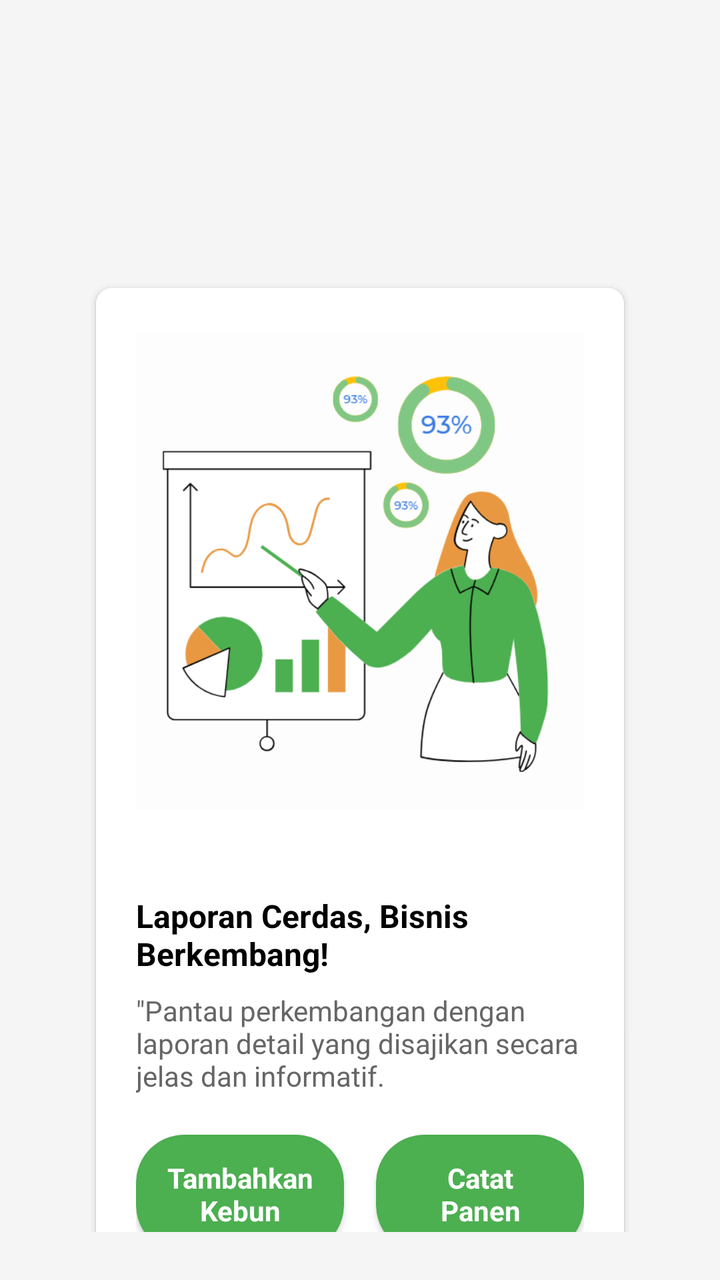
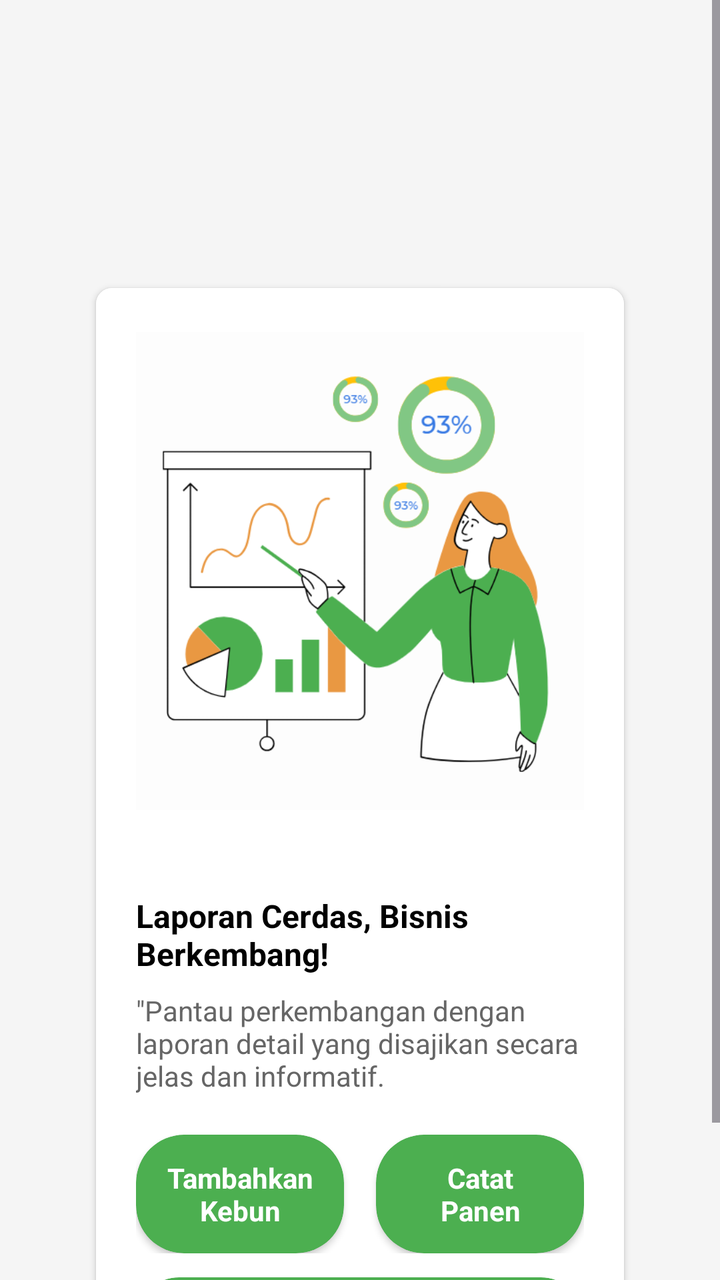

Compare the two renders of this Android layout. The source of the first and the diff that turns it into the second are given below.
<!-- AndroidManifest.xml: application theme Theme.Sawit -->
<!-- res/layout/fragment_laporan.xml -->
<?xml version="1.0" encoding="utf-8"?>
<androidx.constraintlayout.widget.ConstraintLayout xmlns:android="http://schemas.android.com/apk/res/android"
    xmlns:tools="http://schemas.android.com/tools"
    android:layout_width="match_parent"
    android:layout_height="match_parent"
    xmlns:app="http://schemas.android.com/apk/res-auto"
    tools:context=".IsiDashboard.LaporanFragment"
    android:background="#F5F5F5"
    android:gravity="center"
    android:orientation="vertical"
    android:padding="24dp">

    
    <androidx.cardview.widget.CardView
        android:id="@+id/cardLaporan"
        android:layout_width="0dp"
        android:layout_height="wrap_content"
        android:layout_marginStart="24dp"
        android:layout_marginTop="120dp"
        android:layout_marginEnd="24dp"
        app:cardCornerRadius="8dp"
        app:layout_constraintEnd_toEndOf="parent"
        app:layout_constraintStart_toStartOf="parent"
        app:layout_constraintTop_toTopOf="parent">

        <LinearLayout
            android:layout_width="match_parent"
            android:layout_height="wrap_content"
            android:orientation="vertical">

            
            <LinearLayout
                android:layout_width="match_parent"
                android:layout_height="wrap_content"
                android:background="#FFFFFF"
                android:gravity="center"
                android:orientation="vertical"
                android:padding="20dp">

                <ImageView
                    android:layout_width="290dp"
                    android:layout_height="243dp"
                    android:adjustViewBounds="true"
                    android:scaleType="fitCenter"
                    android:src="@drawable/laporan" />

            </LinearLayout>

            
            <LinearLayout
                android:layout_width="match_parent"
                android:layout_height="wrap_content"
                android:orientation="vertical"
                android:padding="20dp">

                <TextView
                    android:layout_width="wrap_content"
                    android:layout_height="wrap_content"
                    android:text="Laporan Cerdas, Bisnis Berkembang!"
                    android:textColor="#000000"
                    android:textSize="16sp"
                    android:textStyle="bold" />

                <TextView
                    android:layout_width="wrap_content"
                    android:layout_height="wrap_content"
                    android:layout_marginTop="8dp"
                    android:text="&quot;Pantau perkembangan dengan laporan detail yang disajikan secara jelas dan informatif."
                    android:textColor="#666666"
                    android:textSize="14sp" />
            </LinearLayout>

            
            <LinearLayout
                android:layout_width="match_parent"
                android:layout_height="wrap_content"
                android:orientation="horizontal"
                android:paddingStart="20dp"
                android:paddingEnd="20dp"
                android:paddingTop="0dp"
                android:gravity="center">

                <androidx.cardview.widget.CardView
                    android:id="@+id/btnTambahKebun"
                    android:layout_width="0dp"
                    android:layout_height="wrap_content"
                    android:layout_marginEnd="8dp"
                    android:layout_weight="1"
                    android:clickable="true"
                    android:focusable="true"
                    android:foreground="?android:attr/selectableItemBackground"
                    app:cardBackgroundColor="#4CAF50"
                    app:cardCornerRadius="24dp"
                    app:cardElevation="2dp">

                    <TextView
                        android:layout_width="match_parent"
                        android:layout_height="wrap_content"
                        android:gravity="center"
                        android:paddingTop="12dp"
                        android:paddingBottom="12dp"
                        android:text="Tambahkan\nKebun"
                        android:textAlignment="center"
                        android:textColor="#FFFFFF"
                        android:textSize="14sp"
                        android:textStyle="bold" />
                </androidx.cardview.widget.CardView>

                <androidx.cardview.widget.CardView
                    android:id="@+id/btnCatatPanen"
                    android:layout_width="0dp"
                    android:layout_height="wrap_content"
                    android:layout_marginStart="8dp"
                    android:layout_weight="1"
                    android:clickable="true"
                    android:focusable="true"
                    android:foreground="?android:attr/selectableItemBackground"
                    app:cardBackgroundColor="#4CAF50"
                    app:cardCornerRadius="24dp"
                    app:cardElevation="2dp">

                    <TextView
                        android:layout_width="match_parent"
                        android:layout_height="wrap_content"
                        android:gravity="center"
                        android:paddingTop="12dp"
                        android:paddingBottom="12dp"
                        android:text="Catat\nPanen"
                        android:textAlignment="center"
                        android:textColor="#FFFFFF"
                        android:textSize="14sp"
                        android:textStyle="bold" />
                </androidx.cardview.widget.CardView>
            </LinearLayout>

            
            <LinearLayout
                android:layout_width="match_parent"
                android:layout_height="wrap_content"
                android:orientation="vertical"
                android:paddingStart="20dp"
                android:paddingEnd="20dp"
                android:paddingTop="12dp"
                android:paddingBottom="24dp">

                <androidx.cardview.widget.CardView
                    android:id="@+id/btnLihatPanen"
                    android:layout_width="match_parent"
                    android:layout_height="wrap_content"
                    android:clickable="true"
                    android:focusable="true"
                    android:foreground="?android:attr/selectableItemBackground"
                    app:cardBackgroundColor="#4CAF50"
                    app:cardCornerRadius="24dp"
                    app:cardElevation="2dp">

                    <TextView
                        android:layout_width="match_parent"
                        android:layout_height="wrap_content"
                        android:gravity="center"
                        android:paddingTop="12dp"
                        android:paddingBottom="12dp"
                        android:text="Lihat Panen"
                        android:textAlignment="center"
                        android:textColor="#FFFFFF"
                        android:textSize="14sp"
                        android:textStyle="bold" />
                </androidx.cardview.widget.CardView>
            </LinearLayout>

        </LinearLayout>
    </androidx.cardview.widget.CardView>
</androidx.constraintlayout.widget.ConstraintLayout>
<!-- resources referenced by this layout -->
<resources>
  <!-- drawable laporan: png bitmap (drawable, 45794 bytes) -->
  <style name="Theme.Sawit" parent="Base.Theme.Sawit" />
  <style name="Base.Theme.Sawit" parent="Theme.Material3.DayNight.NoActionBar">
          
          
      </style>
</resources>

<!-- the commit's change to res/layout/fragment_laporan.xml (unified diff, before → after) -->
@@ -1,173 +1,177 @@
 <?xml version="1.0" encoding="utf-8"?>
-<androidx.constraintlayout.widget.ConstraintLayout xmlns:android="http://schemas.android.com/apk/res/android"
+<ScrollView xmlns:android="http://schemas.android.com/apk/res/android"
     xmlns:tools="http://schemas.android.com/tools"
+    xmlns:app="http://schemas.android.com/apk/res-auto"
     android:layout_width="match_parent"
     android:layout_height="match_parent"
-    xmlns:app="http://schemas.android.com/apk/res-auto"
-    tools:context=".IsiDashboard.LaporanFragment"
-    android:background="#F5F5F5"
-    android:gravity="center"
-    android:orientation="vertical"
-    android:padding="24dp">
+    android:fillViewport="true"
+    tools:context=".IsiDashboard.LaporanFragment">
 
-    
-    <androidx.cardview.widget.CardView
-        android:id="@+id/cardLaporan"
-        android:layout_width="0dp"
+    <androidx.constraintlayout.widget.ConstraintLayout
+        android:layout_width="match_parent"
         android:layout_height="wrap_content"
-        android:layout_marginStart="24dp"
-        android:layout_marginTop="120dp"
-        android:layout_marginEnd="24dp"
-        app:cardCornerRadius="8dp"
-        app:layout_constraintEnd_toEndOf="parent"
-        app:layout_constraintStart_toStartOf="parent"
-        app:layout_constraintTop_toTopOf="parent">
+        android:background="#F5F5F5"
+        android:padding="24dp">
 
-        <LinearLayout
-            android:layout_width="match_parent"
+        
+        <androidx.cardview.widget.CardView
+            android:id="@+id/cardLaporan"
+            android:layout_width="0dp"
             android:layout_height="wrap_content"
-            android:orientation="vertical">
+            android:layout_marginStart="24dp"
+            android:layout_marginTop="120dp"
+            android:layout_marginEnd="24dp"
+            app:cardCornerRadius="8dp"
+            app:layout_constraintEnd_toEndOf="parent"
+            app:layout_constraintStart_toStartOf="parent"
+            app:layout_constraintTop_toTopOf="parent">
 
-            
             <LinearLayout
                 android:layout_width="match_parent"
                 android:layout_height="wrap_content"
-                android:background="#FFFFFF"
-                android:gravity="center"
-                android:orientation="vertical"
-                android:padding="20dp">
+                android:orientation="vertical">
 
-                <ImageView
-                    android:layout_width="290dp"
-                    android:layout_height="243dp"
-                    android:adjustViewBounds="true"
-                    android:scaleType="fitCenter"
-                    android:src="@drawable/laporan" />
+                
+                <LinearLayout
+                    android:layout_width="match_parent"
+                    android:layout_height="wrap_content"
+                    android:background="#FFFFFF"
+                    android:gravity="center"
+                    android:orientation="vertical"
+                    android:padding="20dp">
+
+                    <ImageView
+                        android:layout_width="290dp"
+                        android:layout_height="243dp"
+                        android:adjustViewBounds="true"
+                        android:scaleType="fitCenter"
+                        android:src="@drawable/laporan" />
+
+                </LinearLayout>
+
+                
+                <LinearLayout
+                    android:layout_width="match_parent"
+                    android:layout_height="wrap_content"
+                    android:orientation="vertical"
+                    android:padding="20dp">
+
+                    <TextView
+                        android:layout_width="wrap_content"
+                        android:layout_height="wrap_content"
+                        android:text="Laporan Cerdas, Bisnis Berkembang!"
+                        android:textColor="#000000"
+                        android:textSize="16sp"
+                        android:textStyle="bold" />
+
+                    <TextView
+                        android:layout_width="wrap_content"
+                        android:layout_height="wrap_content"
+                        android:layout_marginTop="8dp"
+                        android:text="&quot;Pantau perkembangan dengan laporan detail yang disajikan secara jelas dan informatif."
+                        android:textColor="#666666"
+                        android:textSize="14sp" />
+                </LinearLayout>
+
+                
+                <LinearLayout
+                    android:layout_width="match_parent"
+                    android:layout_height="wrap_content"
+                    android:orientation="horizontal"
+                    android:paddingStart="20dp"
+                    android:paddingEnd="20dp"
+                    android:paddingTop="0dp"
+                    android:gravity="center">
+
+                    <androidx.cardview.widget.CardView
+                        android:id="@+id/btnTambahKebun"
+                        android:layout_width="0dp"
+                        android:layout_height="wrap_content"
+                        android:layout_marginEnd="8dp"
+                        android:layout_weight="1"
+                        android:clickable="true"
+                        android:focusable="true"
+                        android:foreground="?android:attr/selectableItemBackground"
+                        app:cardBackgroundColor="#4CAF50"
+                        app:cardCornerRadius="24dp"
+                        app:cardElevation="2dp">
+
+                        <TextView
+                            android:layout_width="match_parent"
+                            android:layout_height="wrap_content"
+                            android:gravity="center"
+                            android:paddingTop="12dp"
+                            android:paddingBottom="12dp"
+                            android:text="Tambahkan\nKebun"
+                            android:textAlignment="center"
+                            android:textColor="#FFFFFF"
+                            android:textSize="14sp"
+                            android:textStyle="bold" />
+                    </androidx.cardview.widget.CardView>
+
+                    <androidx.cardview.widget.CardView
+                        android:id="@+id/btnCatatPanen"
+                        android:layout_width="0dp"
+                        android:layout_height="wrap_content"
+                        android:layout_marginStart="8dp"
+                        android:layout_weight="1"
+                        android:clickable="true"
+                        android:focusable="true"
+                        android:foreground="?android:attr/selectableItemBackground"
+                        app:cardBackgroundColor="#4CAF50"
+                        app:cardCornerRadius="24dp"
+                        app:cardElevation="2dp">
+
+                        <TextView
+                            android:layout_width="match_parent"
+                            android:layout_height="wrap_content"
+                            android:gravity="center"
+                            android:paddingTop="12dp"
+                            android:paddingBottom="12dp"
+                            android:text="Catat\nPanen"
+                            android:textAlignment="center"
+                            android:textColor="#FFFFFF"
+                            android:textSize="14sp"
+                            android:textStyle="bold" />
+                    </androidx.cardview.widget.CardView>
+                </LinearLayout>
+
+                
+                <LinearLayout
+                    android:layout_width="match_parent"
+                    android:layout_height="wrap_content"
+                    android:orientation="vertical"
+                    android:paddingStart="20dp"
+                    android:paddingEnd="20dp"
+                    android:paddingTop="12dp"
+                    android:paddingBottom="24dp">
+
+                    <androidx.cardview.widget.CardView
+                        android:id="@+id/btnLihatPanen"
+                        android:layout_width="match_parent"
+                        android:layout_height="wrap_content"
+                        android:clickable="true"
+                        android:focusable="true"
+                        android:foreground="?android:attr/selectableItemBackground"
+                        app:cardBackgroundColor="#4CAF50"
+                        app:cardCornerRadius="24dp"
+                        app:cardElevation="2dp">
+
+                        <TextView
+                            android:layout_width="match_parent"
+                            android:layout_height="wrap_content"
+                            android:gravity="center"
+                            android:paddingTop="12dp"
+                            android:paddingBottom="12dp"
+                            android:text="Lihat Panen"
+                            android:textAlignment="center"
+                            android:textColor="#FFFFFF"
+                            android:textSize="14sp"
+                            android:textStyle="bold" />
+                    </androidx.cardview.widget.CardView>
+                </LinearLayout>
 
             </LinearLayout>
-
-            
-            <LinearLayout
-                android:layout_width="match_parent"
-                android:layout_height="wrap_content"
-                android:orientation="vertical"
-                android:padding="20dp">
-
-                <TextView
-                    android:layout_width="wrap_content"
-                    android:layout_height="wrap_content"
-                    android:text="Laporan Cerdas, Bisnis Berkembang!"
-                    android:textColor="#000000"
-                    android:textSize="16sp"
-                    android:textStyle="bold" />
-
-                <TextView
-                    android:layout_width="wrap_content"
-                    android:layout_height="wrap_content"
-                    android:layout_marginTop="8dp"
-                    android:text="&quot;Pantau perkembangan dengan laporan detail yang disajikan secara jelas dan informatif."
-                    android:textColor="#666666"
-                    android:textSize="14sp" />
-            </LinearLayout>
-
-            
-            <LinearLayout
-                android:layout_width="match_parent"
-                android:layout_height="wrap_content"
-                android:orientation="horizontal"
-                android:paddingStart="20dp"
-                android:paddingEnd="20dp"
-                android:paddingTop="0dp"
-                android:gravity="center">
-
-                <androidx.cardview.widget.CardView
-                    android:id="@+id/btnTambahKebun"
-                    android:layout_width="0dp"
-                    android:layout_height="wrap_content"
-                    android:layout_marginEnd="8dp"
-                    android:layout_weight="1"
-                    android:clickable="true"
-                    android:focusable="true"
-                    android:foreground="?android:attr/selectableItemBackground"
-                    app:cardBackgroundColor="#4CAF50"
-                    app:cardCornerRadius="24dp"
-                    app:cardElevation="2dp">
-
-                    <TextView
-                        android:layout_width="match_parent"
-                        android:layout_height="wrap_content"
-                        android:gravity="center"
-                        android:paddingTop="12dp"
-                        android:paddingBottom="12dp"
-                        android:text="Tambahkan\nKebun"
-                        android:textAlignment="center"
-                        android:textColor="#FFFFFF"
-                        android:textSize="14sp"
-                        android:textStyle="bold" />
-                </androidx.cardview.widget.CardView>
-
-                <androidx.cardview.widget.CardView
-                    android:id="@+id/btnCatatPanen"
-                    android:layout_width="0dp"
-                    android:layout_height="wrap_content"
-                    android:layout_marginStart="8dp"
-                    android:layout_weight="1"
-                    android:clickable="true"
-                    android:focusable="true"
-                    android:foreground="?android:attr/selectableItemBackground"
-                    app:cardBackgroundColor="#4CAF50"
-                    app:cardCornerRadius="24dp"
-                    app:cardElevation="2dp">
-
-                    <TextView
-                        android:layout_width="match_parent"
-                        android:layout_height="wrap_content"
-                        android:gravity="center"
-                        android:paddingTop="12dp"
-                        android:paddingBottom="12dp"
-                        android:text="Catat\nPanen"
-                        android:textAlignment="center"
-                        android:textColor="#FFFFFF"
-                        android:textSize="14sp"
-                        android:textStyle="bold" />
-                </androidx.cardview.widget.CardView>
-            </LinearLayout>
-
-            
-            <LinearLayout
-                android:layout_width="match_parent"
-                android:layout_height="wrap_content"
-                android:orientation="vertical"
-                android:paddingStart="20dp"
-                android:paddingEnd="20dp"
-                android:paddingTop="12dp"
-                android:paddingBottom="24dp">
-
-                <androidx.cardview.widget.CardView
-                    android:id="@+id/btnLihatPanen"
-                    android:layout_width="match_parent"
-                    android:layout_height="wrap_content"
-                    android:clickable="true"
-                    android:focusable="true"
-                    android:foreground="?android:attr/selectableItemBackground"
-                    app:cardBackgroundColor="#4CAF50"
-                    app:cardCornerRadius="24dp"
-                    app:cardElevation="2dp">
-
-                    <TextView
-                        android:layout_width="match_parent"
-                        android:layout_height="wrap_content"
-                        android:gravity="center"
-                        android:paddingTop="12dp"
-                        android:paddingBottom="12dp"
-                        android:text="Lihat Panen"
-                        android:textAlignment="center"
-                        android:textColor="#FFFFFF"
-                        android:textSize="14sp"
-                        android:textStyle="bold" />
-                </androidx.cardview.widget.CardView>
-            </LinearLayout>
-
-        </LinearLayout>
-    </androidx.cardview.widget.CardView>
-</androidx.constraintlayout.widget.ConstraintLayout>
+        </androidx.cardview.widget.CardView>
+    </androidx.constraintlayout.widget.ConstraintLayout>
+</ScrollView>
